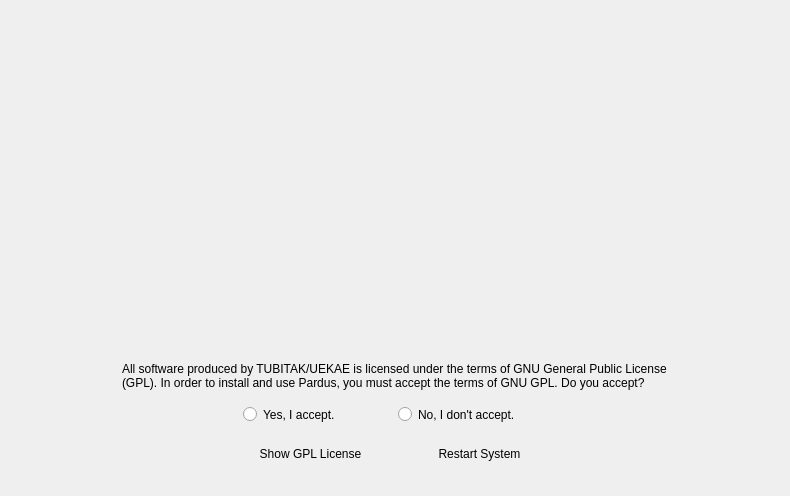
Old version of the form branches/yali/yali-proximate/yali/gui/Ui/welcomewidget.ui in the repository pars-linux/uludag.
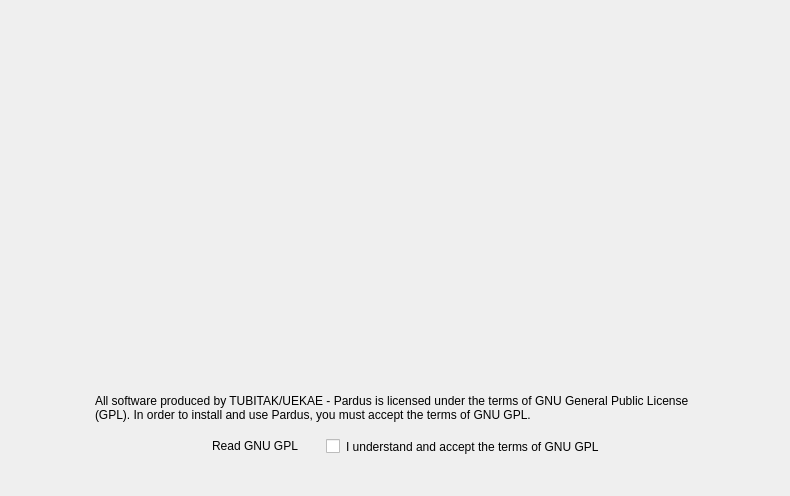
New version of the form. Icons and pictures are not drawn.

The edit to the form file:
```diff
--- a/branches/yali/yali-proximate/yali/gui/Ui/welcomewidget.ui
+++ b/branches/yali/yali-proximate/yali/gui/Ui/welcomewidget.ui
@@ -110,7 +110,7 @@
    <item row="3" column="1" colspan="5">
     <widget class="QLabel" name="disclamer">
      <property name="text">
-      <string>All software produced by TUBITAK/UEKAE is licensed under the terms of GNU General Public License (GPL). In order to install and use Pardus, you must accept the terms of GNU GPL. Do you accept?</string>
+      <string>All software produced by TUBITAK/UEKAE - Pardus is licensed under the terms of GNU General Public License (GPL). In order to install and use Pardus, you must accept the terms of GNU GPL.</string>
      </property>
      <property name="alignment">
       <set>Qt::AlignTop</set>
@@ -157,51 +157,6 @@
      <property name="spacing">
       <number>10</number>
      </property>
-     <item row="1" column="0">
-      <layout class="QHBoxLayout">
-       <property name="spacing">
-        <number>12</number>
-       </property>
-       <item>
-        <widget class="QPushButton" name="gplButton">
-         <property name="minimumSize">
-          <size>
-           <width>130</width>
-           <height>0</height>
-          </size>
-         </property>
-         <property name="focusPolicy">
-          <enum>Qt::TabFocus</enum>
-         </property>
-         <property name="text">
-          <string>Show GPL License</string>
-         </property>
-         <property name="flat">
-          <bool>true</bool>
-         </property>
-        </widget>
-       </item>
-       <item>
-        <widget class="QPushButton" name="rebootButton">
-         <property name="minimumSize">
-          <size>
-           <width>130</width>
-           <height>0</height>
-          </size>
-         </property>
-         <property name="focusPolicy">
-          <enum>Qt::TabFocus</enum>
-         </property>
-         <property name="text">
-          <string>Restart System</string>
-         </property>
-         <property name="flat">
-          <bool>true</bool>
-         </property>
-        </widget>
-       </item>
-      </layout>
-     </item>
      <item row="0" column="0">
       <widget class="QGroupBox" name="groupBox">
        <property name="styleSheet">
@@ -212,22 +167,28 @@
        </property>
        <layout class="QHBoxLayout">
         <item>
-         <widget class="QRadioButton" name="accept">
+         <widget class="QPushButton" name="gplButton">
+          <property name="minimumSize">
+           <size>
+            <width>130</width>
+            <height>0</height>
+           </size>
+          </property>
           <property name="focusPolicy">
            <enum>Qt::TabFocus</enum>
           </property>
           <property name="text">
-           <string>Yes, I accept.</string>
+           <string>Read GNU GPL</string>
+          </property>
+          <property name="flat">
+           <bool>true</bool>
           </property>
          </widget>
         </item>
         <item>
-         <widget class="QRadioButton" name="not_accept">
-          <property name="focusPolicy">
-           <enum>Qt::TabFocus</enum>
-          </property>
+         <widget class="QCheckBox" name="accept">
           <property name="text">
-           <string>No, I don't accept.</string>
+           <string>I understand and accept the terms of GNU GPL</string>
           </property>
          </widget>
         </item>
```
Left out of the diff: 6 changed lines with no effect on the pictures.
